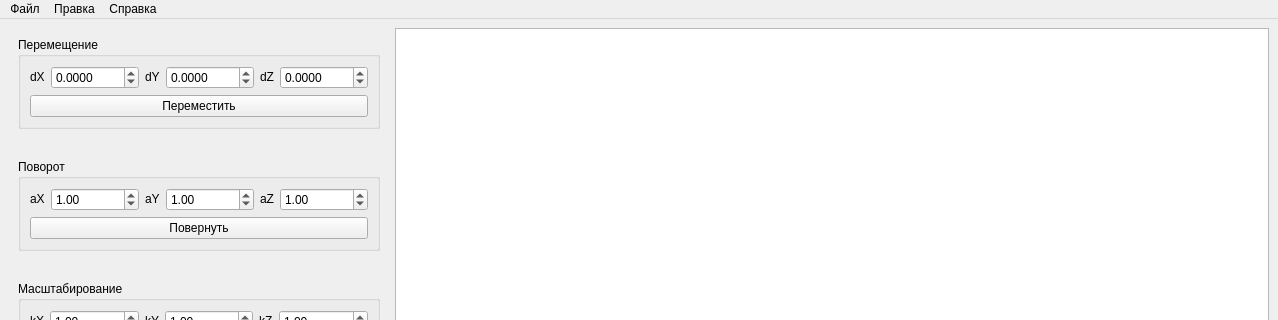
Above: lab_01/mainwindow.ui from jayziga98/BMSTU-sem4-OOP before the change; both pictures show x 0 to 1278 and y 0 to 320 of the 1278 by 900 pixel window. Below: the same form after it.
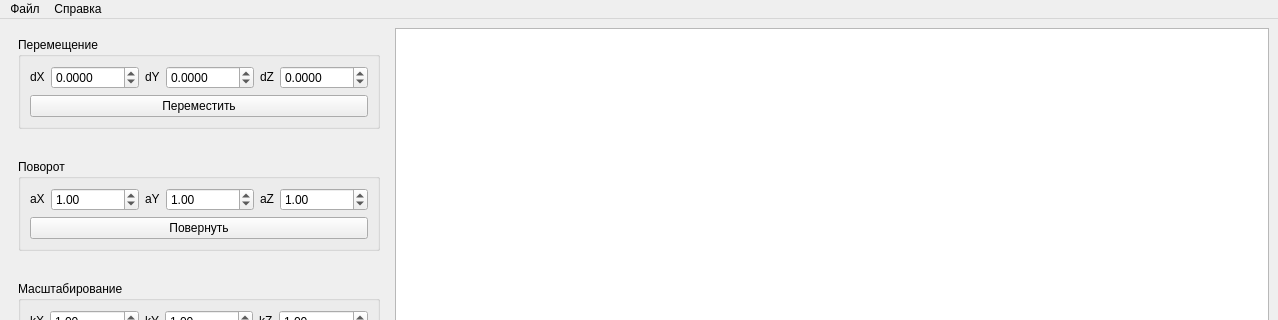
That is the form after the change.

The edit to the form file:
```diff
--- a/lab_01/mainwindow.ui
+++ b/lab_01/mainwindow.ui
@@ -431,11 +431,7 @@
      <string>Файл</string>
     </property>
     <addaction name="action"/>
-   </widget>
-   <widget class="QMenu" name="menuEdit">
-    <property name="title">
-     <string>Правка</string>
-    </property>
+    <addaction name="action_save"/>
    </widget>
    <widget class="QMenu" name="menu_2">
     <property name="title">
@@ -448,7 +444,6 @@
     <addaction name="actionAboutProgram"/>
    </widget>
    <addaction name="menu"/>
-   <addaction name="menuEdit"/>
    <addaction name="menu_2"/>
   </widget>
   <widget class="QStatusBar" name="statusbar"/>
```
Left out of the diff: 15 changed lines with no effect on the pictures.
